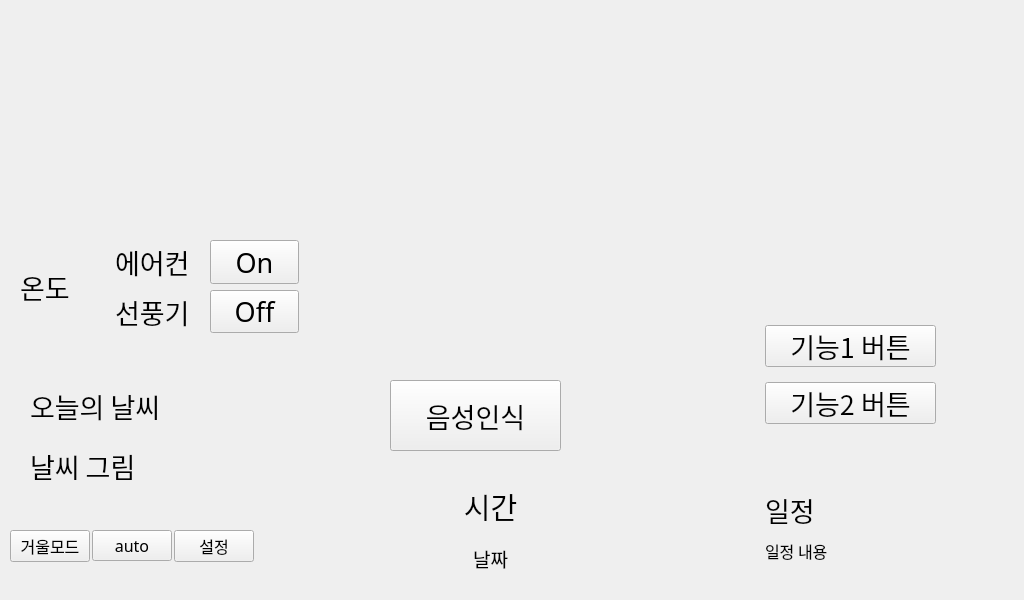
Old version of the form src/UI/ui.ui in the repository onedayonecoding/IOT_Project_SmartMirror.
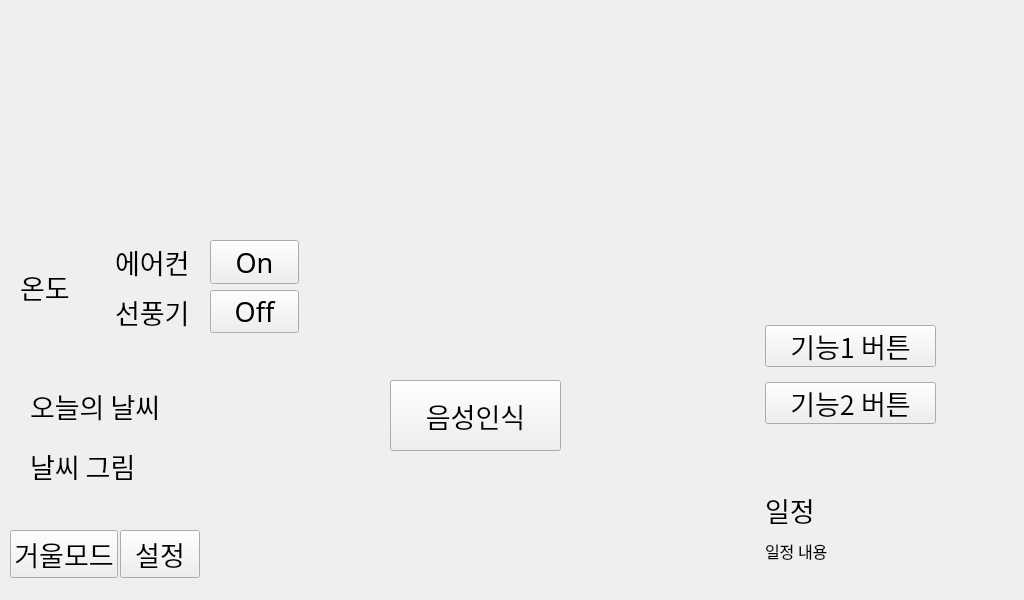
New version of the form.

```diff
--- a/src/UI/ui.ui
+++ b/src/UI/ui.ui
@@ -91,10 +91,16 @@
     </property>
     <item>
      <widget class="QPushButton" name="MirrorButton1">
+      <property name="maximumSize">
+       <size>
+        <width>300</width>
+        <height>150</height>
+       </size>
+      </property>
       <property name="font">
        <font>
         <family>HY헤드라인M</family>
-        <pointsize>12</pointsize>
+        <pointsize>20</pointsize>
        </font>
       </property>
       <property name="text">
@@ -103,24 +109,17 @@
      </widget>
     </item>
     <item>
-     <widget class="QPushButton" name="pushButton_8">
-      <property name="font">
-       <font>
-        <family>HY헤드라인M</family>
-        <pointsize>12</pointsize>
-       </font>
+     <widget class="QPushButton" name="SettingButton">
+      <property name="maximumSize">
+       <size>
+        <width>100</width>
+        <height>150</height>
+       </size>
       </property>
-      <property name="text">
-       <string>auto</string>
-      </property>
-     </widget>
-    </item>
-    <item>
-     <widget class="QPushButton" name="pushButton_9">
       <property name="font">
        <font>
         <family>HY헤드라인M</family>
-        <pointsize>12</pointsize>
+        <pointsize>20</pointsize>
        </font>
       </property>
       <property name="text">
@@ -316,52 +315,16 @@
     </item>
    </layout>
   </widget>
-  <widget class="QWidget" name="layoutWidget">
+  <widget class="QWidget" name="verticalLayoutWidget">
    <property name="geometry">
     <rect>
-     <x>390</x>
+     <x>360</x>
      <y>490</y>
-     <width>201</width>
-     <height>83</height>
+     <width>241</width>
+     <height>80</height>
     </rect>
    </property>
-   <layout class="QVBoxLayout" name="verticalLayout">
-    <property name="spacing">
-     <number>21</number>
-    </property>
-    <item>
-     <widget class="QLabel" name="TimeLabel">
-      <property name="font">
-       <font>
-        <family>HY헤드라인M</family>
-        <pointsize>22</pointsize>
-       </font>
-      </property>
-      <property name="text">
-       <string>시간</string>
-      </property>
-      <property name="alignment">
-       <set>Qt::AlignCenter</set>
-      </property>
-     </widget>
-    </item>
-    <item>
-     <widget class="QLabel" name="DateLabel">
-      <property name="font">
-       <font>
-        <family>HY헤드라인M</family>
-        <pointsize>14</pointsize>
-       </font>
-      </property>
-      <property name="text">
-       <string>날짜</string>
-      </property>
-      <property name="alignment">
-       <set>Qt::AlignCenter</set>
-      </property>
-     </widget>
-    </item>
-   </layout>
+   <layout class="QVBoxLayout" name="TimeLayout"/>
   </widget>
  </widget>
  <resources/>
```
Left out of the diff: 4 changed lines with no effect on the pictures.
